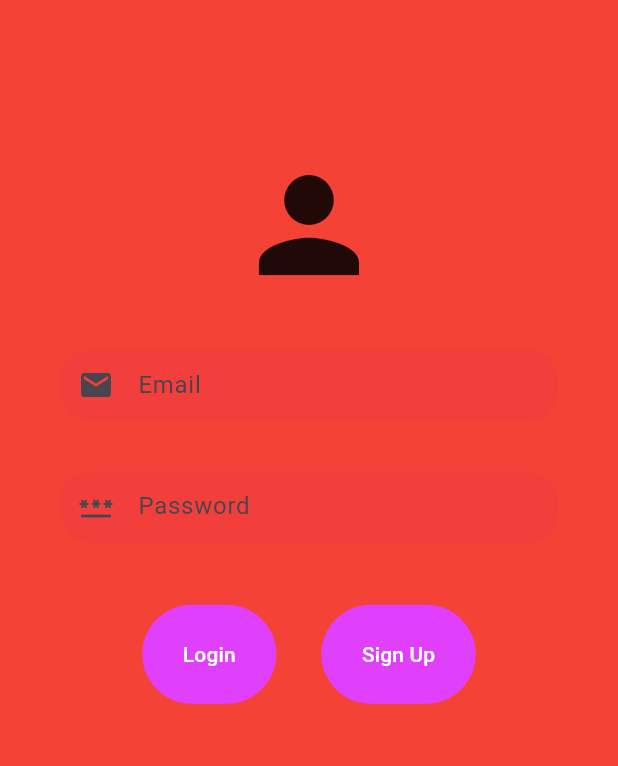
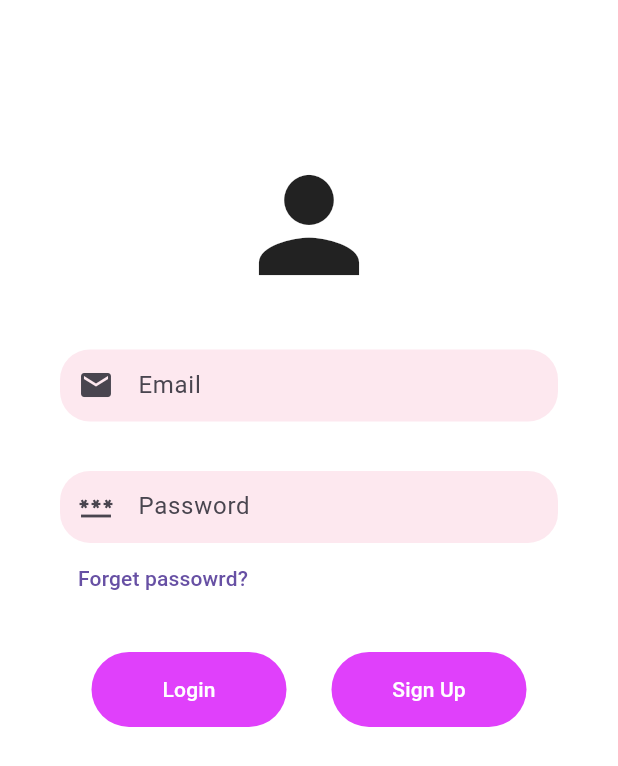
Before and after one commit to Jagddish/sankar, a Flutter app: the screen it shows after launch, on a phone screen of 412 x 824 dp. Shown: the top 766 px of the screen. Run offline on Flutter 3.47's test engine with Material 3 defaults, Android fonts, the phone set to English and light mode, and no system bars.

Commit message:
Add forget password button

```diff
--- a/lib/main.dart
+++ b/lib/main.dart
@@ -15,7 +15,6 @@ class MyApp extends StatelessWidget {
     return MaterialApp(
       debugShowCheckedModeBanner: false,
       home: Scaffold(
-        backgroundColor: Colors.red,
         body: LoginPage(),),
     );
   }
--- a/lib/pages/login_page.dart
+++ b/lib/pages/login_page.dart
@@ -21,6 +21,7 @@ class _LoginPageState extends State<LoginPage> {
       height: height * 0.04,
     );
     return Container(
+      color: Colors.white,
       child: Form(
         key: _formKey,
         child: Padding(
@@ -28,10 +29,13 @@ class _LoginPageState extends State<LoginPage> {
               top: 100.0, left: 40.0, right: 40.0, bottom: 20.0),
           child: Expanded(
             child: Column(
+              crossAxisAlignment: CrossAxisAlignment.start,
               children: [
-                Icon(
+                Center(
+                  child: Icon(
                     Icons.person,
                     size: 100.0,
+                  ),
                 ),
                 space,
                 Container(
@@ -89,13 +93,17 @@ class _LoginPageState extends State<LoginPage> {
                     // },
                   ),
                 ),
-                SizedBox(height: height*0.05,),
+                TextButton(onPressed: () {}, child: Text('Forget passowrd?')),
+                SizedBox(height: height*0.03,),
                 Row(
                   mainAxisAlignment: MainAxisAlignment.center,
 
                   children: [
 
-                    TextButton(
+                    Container(
+                      height: 50.0,
+                      width:130.0,
+                      child: TextButton(
                         style: ButtonStyle(backgroundColor: MaterialStateProperty.all<Color>(Colors.purpleAccent)),
 
 
@@ -113,12 +121,14 @@ class _LoginPageState extends State<LoginPage> {
                                       builder: (context) => HomePage(),
                                     ));
                         },
-                      child: Container(
-                        padding: EdgeInsets.all(15.0),
-                          child: Text('Login',style: TextStyle(color: Colors.white),)),
+                        child: Text('Login',style: TextStyle(color: Colors.white),),
+                      ),
                     ),
                     SizedBox(width: 30.0),
-                    TextButton(
+                    Container(
+                      height: 50.0,
+                      width:130.0,
+                      child: TextButton(
                         style: ButtonStyle(backgroundColor: MaterialStateProperty.all<Color>(Colors.purpleAccent)),
                         onPressed: () {
                           Navigator.push(
@@ -127,9 +137,8 @@ class _LoginPageState extends State<LoginPage> {
                                 builder: (context) => SignUpPage(),
                               ));
                         },
-                      child: Container(
-                        padding: EdgeInsets.all(15.0),
-                        child: Text('Sign Up',style: TextStyle(color: Colors.white),),),
+                        child: Text('Sign Up',style: TextStyle(color: Colors.white),),
+                      ),
                     )
                   ],
                 )
```
Lines whose indentation alone changed are shown as unchanged.
